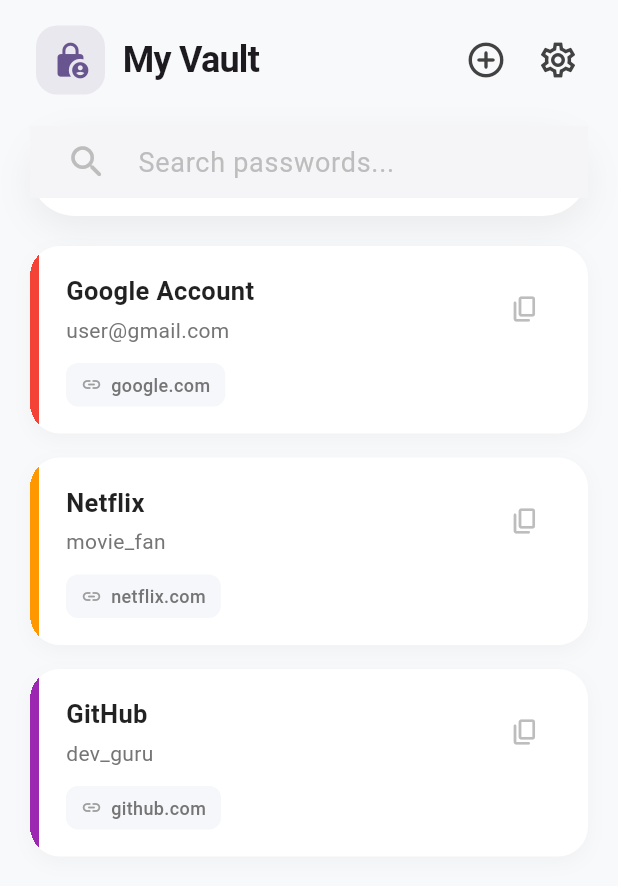
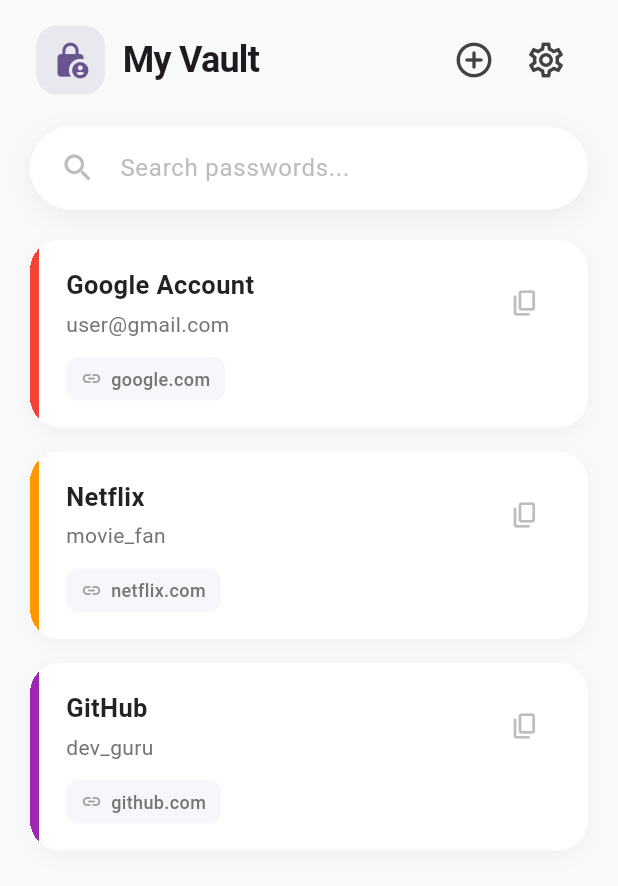
Before and after one commit to could-ai/019aa9fa-38d1-7340-afd4-becc18e65372, a Flutter app: the HomeScreen screen opened by its route, on a phone screen of 412 x 824 dp. Shown: the top 886 px of the screen. Run offline on Flutter 3.47's test engine with Material 3 defaults, Android fonts, the phone set to English and light mode, and no system bars.

Commit message:
Fixed search bar rendering issues by removing fixed height container and using standard TextField decoration with contentPadding. This resolves the stretched text and weird shape artifacts. Also refined the header layout to ensure logo is on the left and action buttons are on the right, as requested.

```diff
--- a/usr/lib/screens/home_screen.dart
+++ b/usr/lib/screens/home_screen.dart
@@ -87,7 +87,7 @@ class _HomeScreenState extends State<HomeScreen> {
           children: [
             // 1. Top Header Row: Logo (Left) | Add & Settings (Right)
             Padding(
-              padding: const EdgeInsets.fromLTRB(24, 16, 16, 8),
+              padding: const EdgeInsets.fromLTRB(24, 16, 24, 8),
               child: Row(
                 children: [
                   // Logo / Brand Area
@@ -140,26 +140,24 @@ class _HomeScreenState extends State<HomeScreen> {
             ),
 
             // 2. Large Search Bar (Separate Row)
+            // Using a standard TextField with filled decoration to avoid rendering issues
             Padding(
               padding: const EdgeInsets.fromLTRB(20, 12, 20, 20),
               child: Container(
-                height: 60,
                 decoration: BoxDecoration(
-                  color: isDark ? const Color(0xFF2C2C2E) : Colors.white,
                   borderRadius: BorderRadius.circular(30),
                   boxShadow: [
                     BoxShadow(
-                      color: Colors.black.withOpacity(isDark ? 0.3 : 0.06),
-                      blurRadius: 20,
-                      offset: const Offset(0, 8),
+                      color: Colors.black.withOpacity(isDark ? 0.3 : 0.05),
+                      blurRadius: 15,
+                      offset: const Offset(0, 5),
                     ),
                   ],
                 ),
                 child: TextField(
                   controller: _searchController,
-                  textAlignVertical: TextAlignVertical.center,
                   style: TextStyle(
-                    fontSize: 18,
+                    fontSize: 16,
                     color: isDark ? Colors.white : Colors.black87,
                     fontWeight: FontWeight.w500,
                   ),
@@ -167,22 +165,35 @@ class _HomeScreenState extends State<HomeScreen> {
                     hintText: 'Search passwords...',
                     hintStyle: TextStyle(
                       color: isDark ? Colors.grey[500] : Colors.grey[400],
-                      fontSize: 18,
+                      fontSize: 16,
                       fontWeight: FontWeight.w400,
                     ),
                     prefixIcon: Padding(
-                      padding: const EdgeInsets.only(left: 24, right: 16),
+                      padding: const EdgeInsets.only(left: 20, right: 12),
                       child: Icon(
                         Icons.search_rounded,
                         color: isDark ? Colors.grey[500] : Colors.grey[400],
-                        size: 28,
+                        size: 24,
                       ),
                     ),
-                    border: InputBorder.none,
-                    enabledBorder: InputBorder.none,
-                    focusedBorder: InputBorder.none,
-                    contentPadding: EdgeInsets.zero,
-                    isDense: true,
+                    filled: true,
+                    fillColor: isDark ? const Color(0xFF2C2C2E) : Colors.white,
+                    border: OutlineInputBorder(
+                      borderRadius: BorderRadius.circular(30),
+                      borderSide: BorderSide.none,
+                    ),
+                    enabledBorder: OutlineInputBorder(
+                      borderRadius: BorderRadius.circular(30),
+                      borderSide: BorderSide.none,
+                    ),
+                    focusedBorder: OutlineInputBorder(
+                      borderRadius: BorderRadius.circular(30),
+                      borderSide: BorderSide(
+                        color: primaryColor.withOpacity(0.5),
+                        width: 1.5,
+                      ),
+                    ),
+                    contentPadding: const EdgeInsets.symmetric(vertical: 16),
                   ),
                 ),
               ),
@@ -353,7 +364,6 @@ class _HomeScreenState extends State<HomeScreen> {
           ],
         ),
       ),
-      // Removed FloatingActionButton as requested (moved to top right)
     );
   }
 }
```
